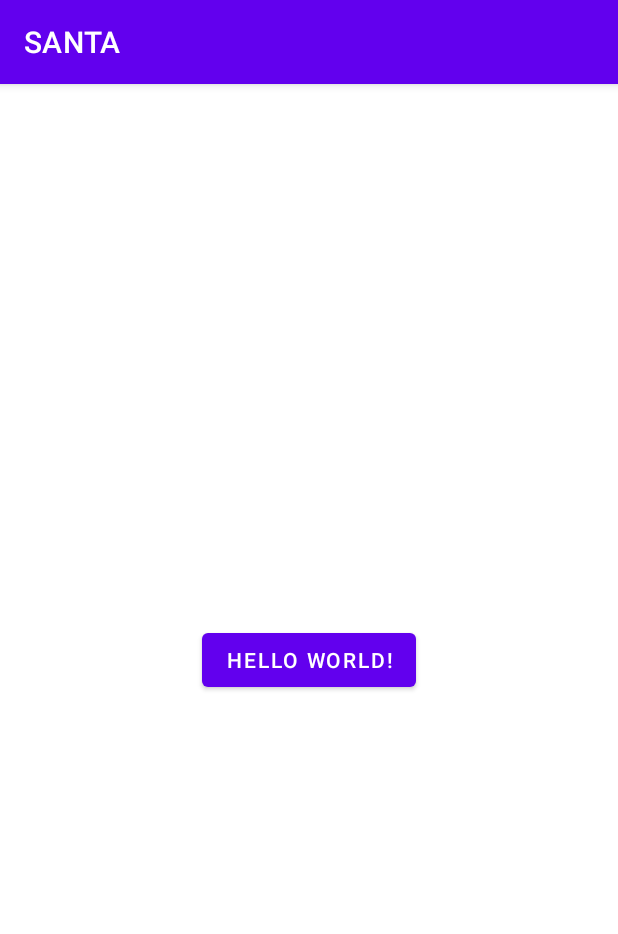
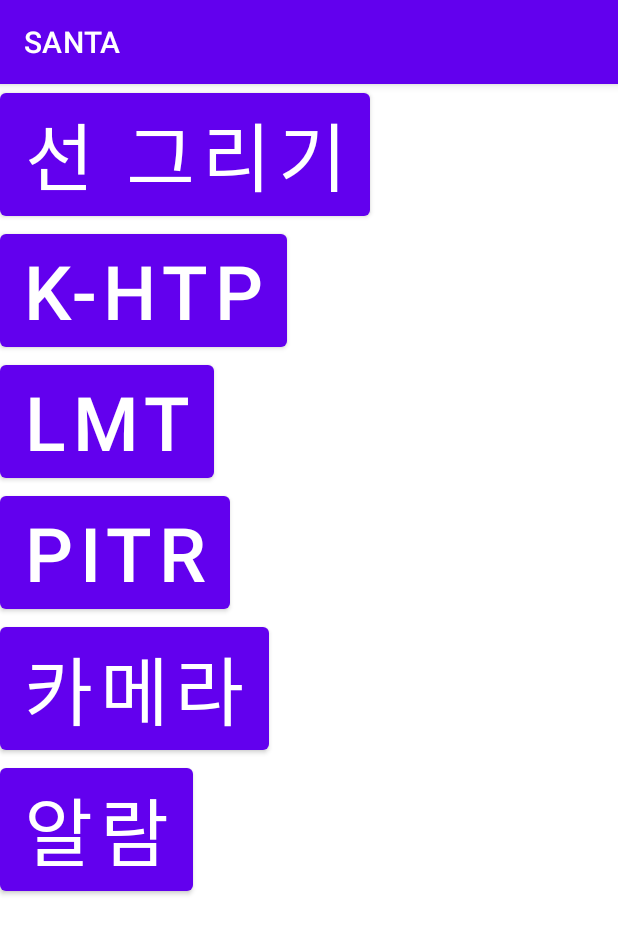
Before and after one commit to ManchanTime/SANTA, an Android app: the screen it shows after launch (MainActivity), on a phone screen of 412 x 824 dp. Shown: the top 934 px of the screen. Run offline under Robolectric (Android 15) with nearby library versions, the phone set to English and light mode, and no system bars; our stand-ins replace Firebase (no records; nobody signed in at launch, a user with empty details on screens opened directly).

Commit message:
선,도형 그리기 프로토타입

```diff
--- a/app/src/main/java/com/gachon/santa/MainActivity.java
+++ b/app/src/main/java/com/gachon/santa/MainActivity.java
@@ -23,40 +23,20 @@ import java.util.Map;
 
 public class MainActivity extends AppCompatActivity {
 
-    private FirebaseAuth firebaseAuth;
-    private Button button;
-
     @Override
     protected void onCreate(Bundle savedInstanceState) {
         super.onCreate(savedInstanceState);
         setContentView(R.layout.activity_main);
-        firebaseAuth = FirebaseAuth.getInstance();
-        ;
-        button = findViewById(R.id.button);
-        button.setOnClickListener(new View.OnClickListener() {
-            @Override
-            public void onClick(View view) {
-                signUp();
-            }
-        });
+
+        Button btnFigure = findViewById(R.id.button_figure);
+        btnFigure.setOnClickListener(onClickListener);
     }
 
-    private void signUp() {
-        String userName = "test@naver.com";
-        String userPassword = "111111";
-        firebaseAuth.createUserWithEmailAndPassword(userName, userPassword)
-                .addOnCompleteListener(this, new OnCompleteListener<AuthResult>() {
-                    @Override
-                    public void onComplete(@NonNull Task<AuthResult> task) {
-                        if (task.isSuccessful()) {
-                            // Sign in success, update UI with the signed-in user's information
-                            finish();
-                        } else {
-                            // If sign in fails, display a message to the user.
-                            Toast.makeText(MainActivity.this, "회원가입 실패",
-                                    Toast.LENGTH_SHORT).show();
-                        }
-                    }
-                });
-    }
+    View.OnClickListener onClickListener = (v) -> {
+        switch (v.getId()){
+            case R.id.button_figure:
+                Intent intent = new Intent(this, FigureExplainActivity.class);
+                startActivity(intent);
+        }
+    };
 }
--- a/app/src/main/res/layout/activity_main.xml
+++ b/app/src/main/res/layout/activity_main.xml
@@ -1,19 +1,51 @@
 <?xml version="1.0" encoding="utf-8"?>
-<androidx.constraintlayout.widget.ConstraintLayout xmlns:android="http://schemas.android.com/apk/res/android"
+<LinearLayout xmlns:android="http://schemas.android.com/apk/res/android"
     xmlns:app="http://schemas.android.com/apk/res-auto"
     xmlns:tools="http://schemas.android.com/tools"
     android:layout_width="match_parent"
     android:layout_height="match_parent"
+    android:orientation="vertical"
     tools:context=".MainActivity">
 
     <Button
+        android:id="@+id/button_figure"
         android:layout_width="wrap_content"
         android:layout_height="wrap_content"
-        android:id="@+id/button"
-        android:text="Hello World!"
-        app:layout_constraintBottom_toBottomOf="parent"
-        app:layout_constraintEnd_toEndOf="parent"
-        app:layout_constraintStart_toStartOf="parent"
-        app:layout_constraintTop_toTopOf="parent" />
+        android:text="선 그리기"
+        android:textSize="50sp"/>
 
-</androidx.constraintlayout.widget.ConstraintLayout>
+    <Button
+        android:id="@+id/button_HTP"
+        android:layout_width="wrap_content"
+        android:layout_height="wrap_content"
+        android:text="K-HTP"
+        android:textSize="50sp"/>
+
+    <Button
+        android:id="@+id/button_LMT"
+        android:layout_width="wrap_content"
+        android:layout_height="wrap_content"
+        android:text="LMT"
+        android:textSize="50sp"/>
+
+    <Button
+        android:id="@+id/button_PITR"
+        android:layout_width="wrap_content"
+        android:layout_height="wrap_content"
+        android:text="PITR"
+        android:textSize="50sp"/>
+
+    <Button
+        android:id="@+id/button_picture"
+        android:layout_width="wrap_content"
+        android:layout_height="wrap_content"
+        android:text="카메라"
+        android:textSize="50sp"/>
+
+    <Button
+        android:id="@+id/button_notification"
+        android:layout_width="wrap_content"
+        android:layout_height="wrap_content"
+        android:text="알람"
+        android:textSize="50sp"/>
+</LinearLayout>
```
Also changed, not shown: app/src/main/AndroidManifest.xml (+9 -0 lines), app/src/main/java/com/gachon/santa/FigureActivity.java (added, +31 -0 lines), app/src/main/java/com/gachon/santa/FigureChooseActivity.java (added, +28 -0 lines), app/src/main/java/com/gachon/santa/FigureExplainActivity.java (added, +26 -0 lines), app/src/main/res/layout/activity_figure.xml (added, +33 -0 lines), app/src/main/res/layout/activity_figure_choose.xml (added, +30 -0 lines), app/src/main/res/layout/activity_figure_explain.xml (added, +46 -0 lines).
